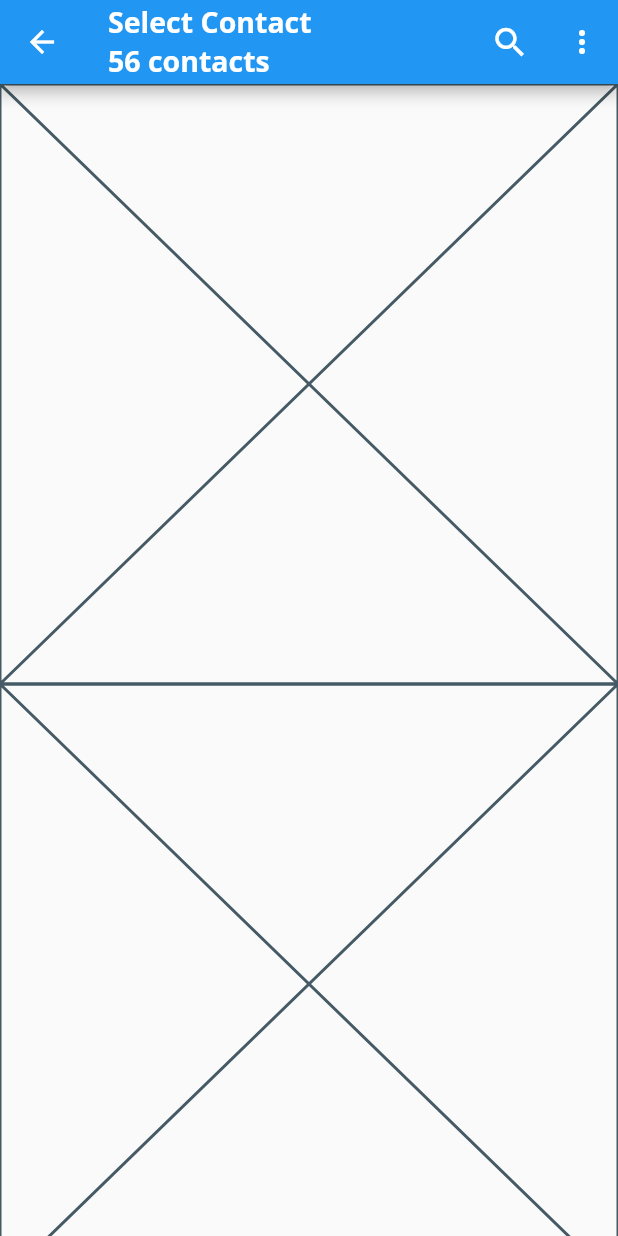
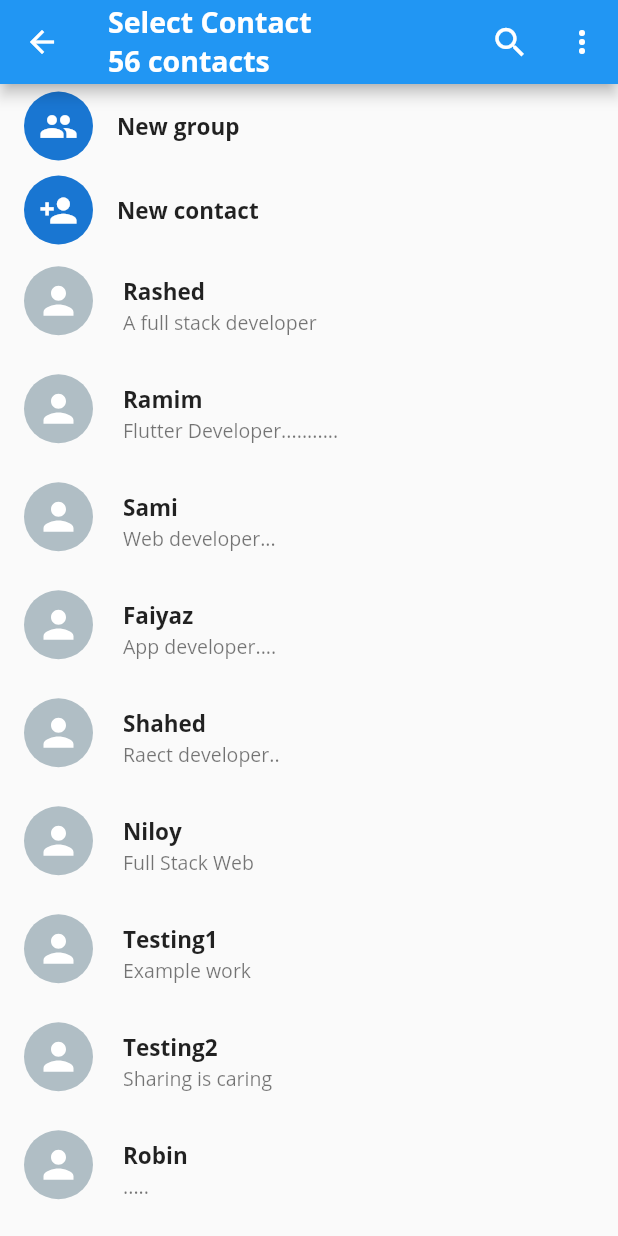
Before and after one commit to saklain71/messenger_flutter, a Flutter app: the SelectContact screen opened directly, on a phone screen of 412 x 824 dp. Run offline on Flutter 3.47's test engine with Material 2 defaults, Android fonts, the phone set to English and light mode, and no system bars; our stand-ins replace flutter_svg, socket_io_client; network calls fail.

Commit message:
chat box done

```diff
--- a/lib/CustomUi/ButtonCard.dart
+++ b/lib/CustomUi/ButtonCard.dart
@@ -1,15 +1,35 @@
 import 'package:flutter/cupertino.dart';
+import 'package:flutter/material.dart';
 
 class ButtonCard extends StatefulWidget {
-  const ButtonCard({Key? key, required IconData icon, required String name}) : super(key: key);
+  const ButtonCard({Key? key, required this.icon, required this.name}) : super(key: key);
+  final IconData icon;
+  final String name;
 
   @override
   State<ButtonCard> createState() => _ButtonCardState();
 }
 
 class _ButtonCardState extends State<ButtonCard> {
+
   @override
   Widget build(BuildContext context) {
-    return const Placeholder();
+    return ListTile(
+      leading: CircleAvatar(
+        radius: 23,
+        child: Icon(
+          widget.icon,
+          size: 26,
+          color: Colors.white,
+        ),
+      ),
+      title: Text(
+          widget.name,
+        style: TextStyle(
+          fontSize: 15,
+          fontWeight: FontWeight.bold,
+        ),
+      ),
+    );
   }
 }
--- a/lib/CustomUi/ContactCard.dart
+++ b/lib/CustomUi/ContactCard.dart
@@ -1,9 +1,11 @@
 import 'package:flutter/cupertino.dart';
+import 'package:flutter/material.dart';
+import 'package:flutter_svg/svg.dart';
 import 'package:messenger_flutter/Model/ChatModel.dart';
 
 class ContactCard extends StatefulWidget {
-  const ContactCard({Key? key, required ChatModel contact}) : super(key: key);
-
+  const ContactCard({Key? key, required this.contact}) : super(key: key);
+  final ChatModel contact;
   @override
   State<ContactCard> createState() => _ContactCardState();
 }
@@ -11,6 +13,53 @@ class ContactCard extends StatefulWidget {
 class _ContactCardState extends State<ContactCard> {
   @override
   Widget build(BuildContext context) {
-    return const Placeholder();
+    return ListTile(
+      leading: Container(
+        width: 50,
+        height: 53,
+        child: Stack(
+          children: [
+            CircleAvatar(
+              radius: 23,
+              child: SvgPicture.asset(
+                "assets/person.svg",
+                color: Colors.white,
+                height: 30,
+                width: 30,
+              ),
+              backgroundColor: Colors.blueGrey[200],
+            ),
+            widget.contact.select
+                ? Positioned(
+              bottom: 4,
+              right: 5,
+              child: CircleAvatar(
+                backgroundColor: Colors.teal,
+                radius: 11,
+                child: Icon(
+                  Icons.check,
+                  color: Colors.white,
+                  size: 18,
+                ),
+              ),
+            )
+                : Container(),
+          ],
+        ),
+      ),
+      title: Text(
+        widget.contact.name,
+        style: TextStyle(
+          fontSize: 15,
+          fontWeight: FontWeight.bold,
+        ),
+      ),
+      subtitle: Text(
+        widget.contact.status,
+        style: TextStyle(
+          fontSize: 13,
+        ),
+      ),
+    );
   }
 }
--- a/lib/Model/MessageModel.dart
+++ b/lib/Model/MessageModel.dart
@@ -2,5 +2,9 @@ class MessageModel {
   String type;
   String message;
   String time;
-  MessageModel({required this.message, required this.type, required this.time});
+  MessageModel({
+    required this.message,
+    required this.type,
+    required this.time
+  });
 }
--- a/lib/Screens/CreateGroup.dart
+++ b/lib/Screens/CreateGroup.dart
@@ -1,4 +1,5 @@
 import 'package:flutter/cupertino.dart';
+import 'package:flutter/material.dart';
 
 class CreateGroup extends StatefulWidget {
   const CreateGroup({Key? key}) : super(key: key);
@@ -10,6 +11,8 @@ class CreateGroup extends StatefulWidget {
 class _CreateGroupState extends State<CreateGroup> {
   @override
   Widget build(BuildContext context) {
-    return const Placeholder();
+    return Scaffold(
+      body: Container(),
+    );
   }
 }
--- a/lib/Screens/LoginScreen.dart
+++ b/lib/Screens/LoginScreen.dart
@@ -1,5 +1,6 @@
 
 import 'package:flutter/material.dart';
+import 'package:messenger_flutter/CustomUi/ButtonCard.dart';
 import 'package:messenger_flutter/Model/ChatModel.dart';
 
 import 'Homescreen.dart';
@@ -15,7 +16,7 @@ class _LoginScreenState extends State<LoginScreen> {
    ChatModel? sourceChat;
   List<ChatModel> chatmodels = [
     ChatModel(
-      name: "Dev Stack",
+      name: "Rashed",
       isGroup: false,
       currentMessage: "Hi Everyone",
       time: "4:00",
@@ -23,36 +24,36 @@ class _LoginScreenState extends State<LoginScreen> {
       id: 1, status: '',
     ),
     ChatModel(
-      name: "Kishor",
+      name: "Shahed",
       isGroup: false,
-      currentMessage: "Hi Kishor",
+      currentMessage: "Hi Rashed",
       time: "13:00",
       icon: "person.svg",
       id: 2, status: '',
     ),
 
     ChatModel(
-      name: "Collins",
+      name: "Faiyaz",
       isGroup: false,
-      currentMessage: "Hi Dev Stack",
+      currentMessage: "Hi Shahed",
       time: "8:00",
       icon: "person.svg",
       id: 3, status: '',
     ),
 
     ChatModel(
-      name: "Balram Rathore",
+      name: "Niloy",
       isGroup: false,
-      currentMessage: "Hi Dev Stack",
+      currentMessage: "Hi Faiyaz",
       time: "2:00",
       icon: "person.svg",
       id: 4, status: '',
     ),
 
     // ChatModel(
-    //   name: "NodeJs Group",
+    //   name: "Ramim",
     //   isGroup: true,
-    //   currentMessage: "New NodejS Post",
+    //   currentMessage: "New Post",
     //   time: "2:00",
     //   icon: "group.svg",
     // ),
@@ -60,39 +61,11 @@ class _LoginScreenState extends State<LoginScreen> {
   @override
   Widget build(BuildContext context) {
     return Scaffold(
-      // body: ListView.builder(
-      //     itemCount: chatmodels.length,
-      //     itemBuilder: (contex, index) => InkWell(
-      //           onTap: () {
-      //             print('chatmodels before ${chatmodels.length}');
-      //             // sourceChat = chatmodels.removeAt(index);
-      //             sourceChat = chatmodels.first;
-      //             print('chatmodels after ${chatmodels.length}');
-      //             print('Sourcechat ${sourceChat!.id}');
-      //             Navigator.pushReplacement(
-      //                 context,
-      //                 MaterialPageRoute(
-      //                     builder: (builder) => Homescreen(
-      //                           chatmodels: chatmodels,
-      //                           sourchat: sourceChat!,
-      //                         )));
-      //           },
-      //           // child: ButtonCard(
-      //           //   name: chatmodels[index].name,
-      //           //   icon: Icons.person,
-      //           // ),
-      //           child: Column(
-      //             children: const <Widget>[
-      //               Icon(Icons.person),
-      //               Text('Name'),
-      //             ],
-      //           ),
-      //         )),
-
-      body: Center(
-        child: TextButton(
-            onPressed: (){
-              sourceChat = chatmodels.removeAt(3);
+      body: ListView.builder(
+          itemCount: chatmodels.length,
+          itemBuilder: (contex, index) => InkWell(
+                onTap: () {
+                  sourceChat = chatmodels.removeAt(index);
                   Navigator.pushReplacement(
                       context,
                       MaterialPageRoute(
@@ -101,10 +74,17 @@ class _LoginScreenState extends State<LoginScreen> {
                                 sourchat: sourceChat!,
                               )));
                 },
-            child: Text("Log In",
-            style: TextStyle(fontSize: 30,fontWeight: FontWeight.bold),),
+                child: ButtonCard(
+                  name: chatmodels[index].name,
+                  icon: Icons.person,
                 ),
-      ),
+                // child: Column(
+                //   children: const <Widget>[
+                //     Icon(Icons.person),
+                //     Text('Name'),
+                //   ],
+                // ),
+              )),
     );
   }
 }
--- a/lib/Screens/SelectContact.dart
+++ b/lib/Screens/SelectContact.dart
@@ -18,16 +18,16 @@ class _SelectContactState extends State<SelectContact> {
   Widget build(BuildContext context) {
 
     List<ChatModel> contacts = [
-      ChatModel(name: "Dev Stack", status: "A full stack developer", icon: '', isGroup: false, time: '', currentMessage: '', id: 0),
-      ChatModel(name: "Balram", status: "Flutter Developer...........", icon: '', isGroup: false, time: '', currentMessage: '', id: 0),
-      ChatModel(name: "Saket", status: "Web developer...", icon: '', isGroup: false, time: '', currentMessage: '', id: 0),
-      ChatModel(name: "Bhanu Dev", status: "App developer....", icon: '', isGroup: false, time: '', currentMessage: '', id: 0),
-      ChatModel(name: "Collins", status: "Raect developer..", icon: '', isGroup: false, time: '', currentMessage: '', id: 0),
-      ChatModel(name: "Kishor", status: "Full Stack Web", icon: '', isGroup: false, time: '', currentMessage: '', id: 0),
+      ChatModel(name: "Rashed", status: "A full stack developer", icon: '', isGroup: false, time: '', currentMessage: '', id: 0),
+      ChatModel(name: "Ramim", status: "Flutter Developer...........", icon: '', isGroup: false, time: '', currentMessage: '', id: 0),
+      ChatModel(name: "Sami", status: "Web developer...", icon: '', isGroup: false, time: '', currentMessage: '', id: 0),
+      ChatModel(name: "Faiyaz", status: "App developer....", icon: '', isGroup: false, time: '', currentMessage: '', id: 0),
+      ChatModel(name: "Shahed", status: "Raect developer..", icon: '', isGroup: false, time: '', currentMessage: '', id: 0),
+      ChatModel(name: "Niloy", status: "Full Stack Web", icon: '', isGroup: false, time: '', currentMessage: '', id: 0),
       ChatModel(name: "Testing1", status: "Example work", icon: '', isGroup: false, time: '', currentMessage: '', id: 0),
       ChatModel(name: "Testing2", status: "Sharing is caring", icon: '', isGroup: false, time: '', currentMessage: '', id: 0),
-      ChatModel(name: "Divyanshu", status: ".....", icon: '', isGroup: false, time: '', currentMessage: '', id: 0),
-      ChatModel(name: "Helper", status: "Love you Mom Dad", icon: '', isGroup: false, time: '', currentMessage: '', id: 0),
+      ChatModel(name: "Robin", status: ".....", icon: '', isGroup: false, time: '', currentMessage: '', id: 0),
+      ChatModel(name: "Rumy", status: "Love you Mom Dad", icon: '', isGroup: false, time: '', currentMessage: '', id: 0),
       ChatModel(name: "Tester", status: "I find the bugs", icon: '', isGroup: false, time: '', currentMessage: '', id: 0),
     ];
 
```
Also changed, not shown: lib/CustomUi/OwnMessageCard.dart (+11 -0 lines), lib/CustomUi/ReplyCard.dart (+9 -0 lines), lib/Screens/IndividualPage.dart (+6 -7 lines), 1 other file. Lines whose indentation alone changed are shown as unchanged.
